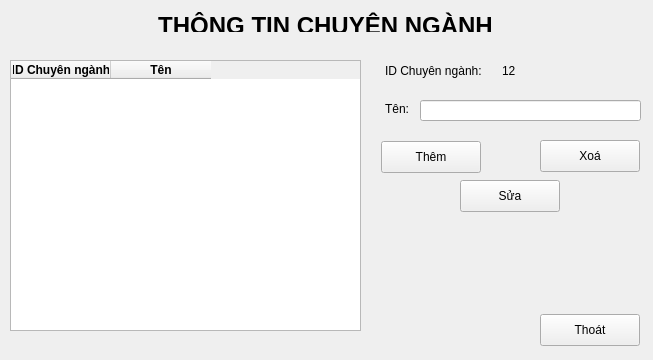
Old version of the form Major.ui in the repository tbh10191001/QL_NhanVien.
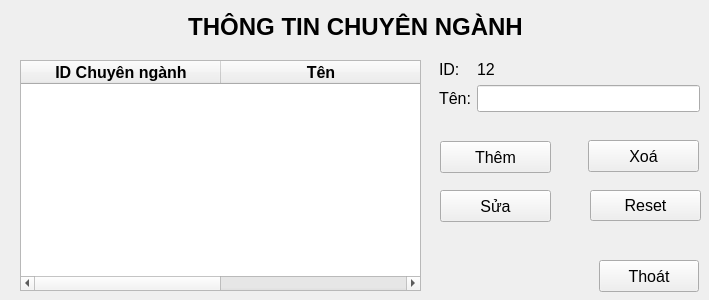
New version of the form.

The edit to the form file:
```diff
--- a/Major.ui
+++ b/Major.ui
@@ -6,8 +6,8 @@
    <rect>
     <x>0</x>
     <y>0</y>
-    <width>653</width>
-    <height>360</height>
+    <width>709</width>
+    <height>300</height>
    </rect>
   </property>
   <property name="windowTitle">
@@ -19,8 +19,8 @@
      <rect>
       <x>0</x>
       <y>12</y>
-      <width>651</width>
-      <height>20</height>
+      <width>711</width>
+      <height>31</height>
      </rect>
     </property>
     <property name="text">
@@ -30,21 +30,61 @@
    <widget class="QTableWidget" name="tableWidget">
     <property name="geometry">
      <rect>
-      <x>10</x>
+      <x>20</x>
       <y>60</y>
-      <width>351</width>
-      <height>271</height>
+      <width>401</width>
+      <height>231</height>
      </rect>
     </property>
+    <property name="minimumSize">
+     <size>
+      <width>0</width>
+      <height>0</height>
+     </size>
+    </property>
+    <property name="maximumSize">
+     <size>
+      <width>16777215</width>
+      <height>16777215</height>
+     </size>
+    </property>
+    <property name="sizeIncrement">
+     <size>
+      <width>0</width>
+      <height>0</height>
+     </size>
+    </property>
+    <property name="baseSize">
+     <size>
+      <width>0</width>
+      <height>0</height>
+     </size>
+    </property>
+    <property name="font">
+     <font>
+      <pointsize>12</pointsize>
+     </font>
+    </property>
+    <property name="midLineWidth">
+     <number>0</number>
+    </property>
+    <attribute name="horizontalHeaderDefaultSectionSize">
+     <number>200</number>
+    </attribute>
     <column>
      <property name="text">
       <string>ID Chuyên ngành</string>
      </property>
      <property name="font">
       <font>
+       <pointsize>12</pointsize>
+       <weight>75</weight>
        <bold>true</bold>
       </font>
      </property>
+     <property name="textAlignment">
+      <set>AlignCenter</set>
+     </property>
     </column>
     <column>
      <property name="text">
@@ -52,20 +92,30 @@
      </property>
      <property name="font">
       <font>
+       <pointsize>12</pointsize>
+       <weight>75</weight>
        <bold>true</bold>
       </font>
      </property>
+     <property name="textAlignment">
+      <set>AlignCenter</set>
+     </property>
     </column>
    </widget>
    <widget class="QPushButton" name="pushButton">
     <property name="geometry">
      <rect>
-      <x>381</x>
+      <x>440</x>
       <y>141</y>
-      <width>100</width>
+      <width>111</width>
       <height>32</height>
      </rect>
     </property>
+    <property name="font">
+     <font>
+      <pointsize>12</pointsize>
+     </font>
+    </property>
     <property name="text">
      <string>Thêm</string>
     </property>
@@ -73,12 +123,17 @@
    <widget class="QPushButton" name="pushButton_4">
     <property name="geometry">
      <rect>
-      <x>540</x>
-      <y>314</y>
+      <x>599</x>
+      <y>260</y>
       <width>100</width>
       <height>32</height>
      </rect>
     </property>
+    <property name="font">
+     <font>
+      <pointsize>12</pointsize>
+     </font>
+    </property>
     <property name="text">
      <string>Thoát</string>
     </property>
@@ -86,76 +141,112 @@
    <widget class="QPushButton" name="pushButton_2">
     <property name="geometry">
      <rect>
-      <x>540</x>
+      <x>588</x>
       <y>140</y>
-      <width>100</width>
+      <width>111</width>
       <height>32</height>
      </rect>
     </property>
+    <property name="font">
+     <font>
+      <pointsize>12</pointsize>
+     </font>
+    </property>
     <property name="text">
      <string>Xoá</string>
     </property>
    </widget>
-   <widget class="QLabel" name="label_3">
+   <widget class="QPushButton" name="btnEdit">
     <property name="geometry">
      <rect>
-      <x>385</x>
-      <y>101</y>
-      <width>31</width>
-      <height>16</height>
-     </rect>
-    </property>
-    <property name="text">
-     <string>Tên:</string>
-    </property>
-   </widget>
-   <widget class="QPushButton" name="pushButton_3">
-    <property name="geometry">
-     <rect>
-      <x>460</x>
-      <y>180</y>
-      <width>100</width>
+      <x>440</x>
+      <y>190</y>
+      <width>111</width>
       <height>32</height>
      </rect>
     </property>
+    <property name="font">
+     <font>
+      <pointsize>12</pointsize>
+     </font>
+    </property>
     <property name="text">
      <string>Sửa</string>
     </property>
    </widget>
-   <widget class="QLabel" name="label_4">
+   <widget class="QWidget" name="formLayoutWidget">
     <property name="geometry">
      <rect>
-      <x>385</x>
-      <y>63</y>
+      <x>439</x>
+      <y>60</y>
+      <width>261</width>
+      <height>61</height>
+     </rect>
+    </property>
+    <layout class="QFormLayout" name="formLayout">
+     <item row="0" column="0">
+      <widget class="QLabel" name="label_4">
+       <property name="font">
+        <font>
+         <pointsize>12</pointsize>
+        </font>
+       </property>
+       <property name="text">
+        <string>ID:</string>
+       </property>
+      </widget>
+     </item>
+     <item row="0" column="1">
+      <widget class="QLabel" name="idMajor">
+       <property name="font">
+        <font>
+         <pointsize>12</pointsize>
+        </font>
+       </property>
+       <property name="text">
+        <string>12</string>
+       </property>
+      </widget>
+     </item>
+     <item row="1" column="0">
+      <widget class="QLabel" name="label_3">
+       <property name="font">
+        <font>
+         <pointsize>12</pointsize>
+        </font>
+       </property>
+       <property name="text">
+        <string>Tên:</string>
+       </property>
+      </widget>
+     </item>
+     <item row="1" column="1">
+      <widget class="QLineEdit" name="inputMajor">
+       <property name="font">
+        <font>
+         <pointsize>12</pointsize>
+        </font>
+       </property>
+      </widget>
+     </item>
+    </layout>
+   </widget>
+   <widget class="QPushButton" name="btnReset">
+    <property name="geometry">
+     <rect>
+      <x>590</x>
+      <y>190</y>
       <width>111</width>
-      <height>16</height>
+      <height>31</height>
      </rect>
     </property>
-    <property name="text">
-     <string>ID Chuyên ngành:</string>
+    <property name="font">
+     <font>
+      <pointsize>12</pointsize>
+     </font>
     </property>
-   </widget>
-   <widget class="QLabel" name="labelIdrole">
-    <property name="geometry">
-     <rect>
-      <x>502</x>
-      <y>63</y>
-      <width>58</width>
-      <height>16</height>
-     </rect>
-    </property>
     <property name="text">
-     <string>12</string>
-    </property>
-   </widget>
-   <widget class="QLineEdit" name="lineEdit">
-    <property name="geometry">
-     <rect>
-      <x>420</x>
-      <y>100</y>
-      <width>221</width>
-      <height>21</height>
-     </rect>
+     <string>Reset</string>
     </property>
    </widget>
   </widget>
```
Left out of the diff: 11 changed lines with no effect on the pictures.
